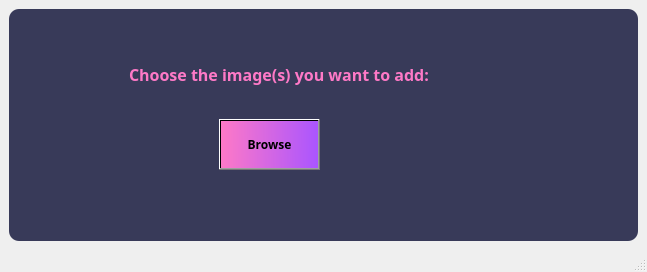
First picture: the form in uploadWindow.ui, repository DorsaNazari/Image-Data-Annotation-Preprocessing-and-Augmentation, before the edit.
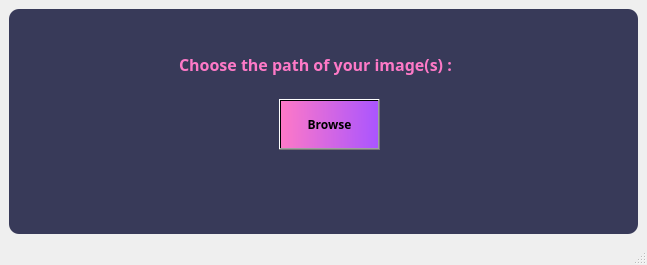
Second picture: the form after the edit.

Commit message: upload images access added

What changed in the file:
```diff
--- a/uploadWindow.ui
+++ b/uploadWindow.ui
@@ -7,7 +7,7 @@
     <x>0</x>
     <y>0</y>
     <width>647</width>
-    <height>272</height>
+    <height>265</height>
    </rect>
   </property>
   <property name="windowTitle">
@@ -30,11 +30,11 @@
       <property name="frameShadow">
        <enum>QFrame::Raised</enum>
       </property>
-      <widget class="QLabel" name="label">
+      <widget class="QLabel" name="label_2">
        <property name="geometry">
         <rect>
-         <x>120</x>
-         <y>10</y>
+         <x>170</x>
+         <y>0</y>
          <width>411</width>
          <height>111</height>
         </rect>
@@ -51,14 +51,14 @@
         <string notr="true">color:rgb(254,121,199);</string>
        </property>
        <property name="text">
-        <string>Choose the image(s) you want to add:</string>
+        <string>Choose the path of your image(s) :</string>
        </property>
       </widget>
       <widget class="QPushButton" name="browse">
        <property name="geometry">
         <rect>
-         <x>210</x>
-         <y>110</y>
+         <x>270</x>
+         <y>90</y>
          <width>101</width>
          <height>51</height>
         </rect>
@@ -77,6 +77,19 @@
         <string>Browse</string>
        </property>
       </widget>
+      <widget class="QLabel" name="label">
+       <property name="geometry">
+        <rect>
+         <x>176</x>
+         <y>179</y>
+         <width>141</width>
+         <height>21</height>
+        </rect>
+       </property>
+       <property name="text">
+        <string/>
+       </property>
+      </widget>
      </widget>
     </item>
    </layout>
```
The commit also changes 2 other files.
